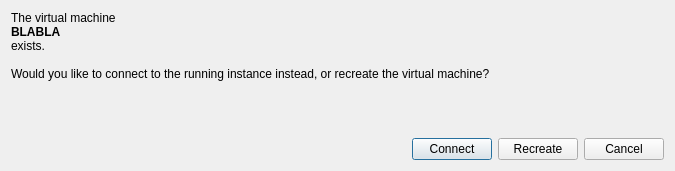
Old version of the form ui/vmexistsdialog.ui in the repository bochi/kueue.
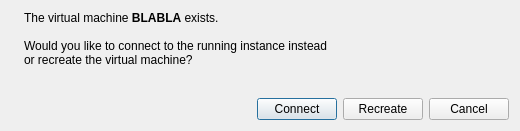
New version of the form. Icons and pictures are not drawn.

```diff
--- a/ui/vmexistsdialog.ui
+++ b/ui/vmexistsdialog.ui
@@ -6,8 +6,8 @@
    <rect>
     <x>0</x>
     <y>0</y>
-    <width>675</width>
-    <height>171</height>
+    <width>520</width>
+    <height>131</height>
    </rect>
   </property>
   <property name="windowTitle">
@@ -19,11 +19,31 @@
   </property>
   <layout class="QGridLayout" name="gridLayout">
    <item row="0" column="0">
+    <layout class="QHBoxLayout" name="horizontalLayout_2">
+     <item>
+      <widget class="QLabel" name="imgLabel">
+       <property name="sizePolicy">
+        <sizepolicy hsizetype="Fixed" vsizetype="Preferred">
+         <horstretch>0</horstretch>
+         <verstretch>0</verstretch>
+        </sizepolicy>
+       </property>
+       <property name="text">
+        <string/>
+       </property>
+       <property name="pixmap">
+        <pixmap resource="../kueue.qrc">:/icons/app/kueue64.png</pixmap>
+       </property>
+      </widget>
+     </item>
+     <item>
     <widget class="QLabel" name="textLabel">
      <property name="text">
-      <string>The virtual machine&lt;br&gt;&lt;b&gt;BLABLA&lt;/b&gt;&lt;br&gt;exists.&lt;br&gt;&lt;br&gt;Would you like to connect to the running instance instead, or recreate the virtual machine?</string>
-     </property>
-    </widget>
+        <string>The virtual machine &lt;b&gt;BLABLA&lt;/b&gt; exists.&lt;br&gt;&lt;br&gt;Would you like to connect to the running instance instead&lt;br&gt;or recreate the virtual machine?</string>
+       </property>
+      </widget>
+     </item>
+    </layout>
    </item>
    <item row="1" column="0">
     <spacer name="verticalSpacer">
```
Lines whose indentation alone changed are shown as unchanged.
